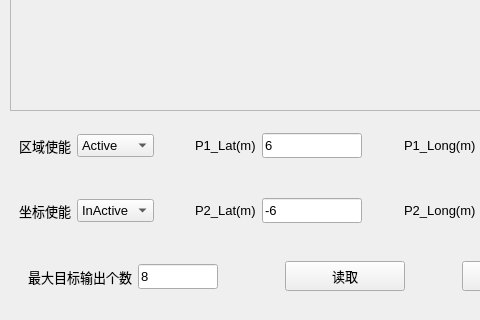
Old version of the form RadarTools_V1.0.1/RadarTools/radarareamainwindow.ui in the repository skyBruce222/QTdemo; both pictures show x 0 to 480 and y 110 to 430 of the 600 by 430 pixel window.
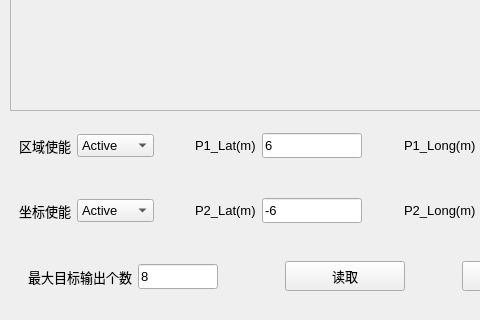
New version of the form. Icons and pictures are not drawn.

The edit to the form file:
```diff
--- a/RadarTools_V1.0.1/RadarTools/radarareamainwindow.ui
+++ b/RadarTools_V1.0.1/RadarTools/radarareamainwindow.ui
@@ -440,7 +440,7 @@
            </font>
           </property>
           <property name="currentIndex">
-           <number>1</number>
+           <number>0</number>
           </property>
           <item>
            <property name="text">
```
Left out of the diff: 2 changed lines with no effect on the pictures.
